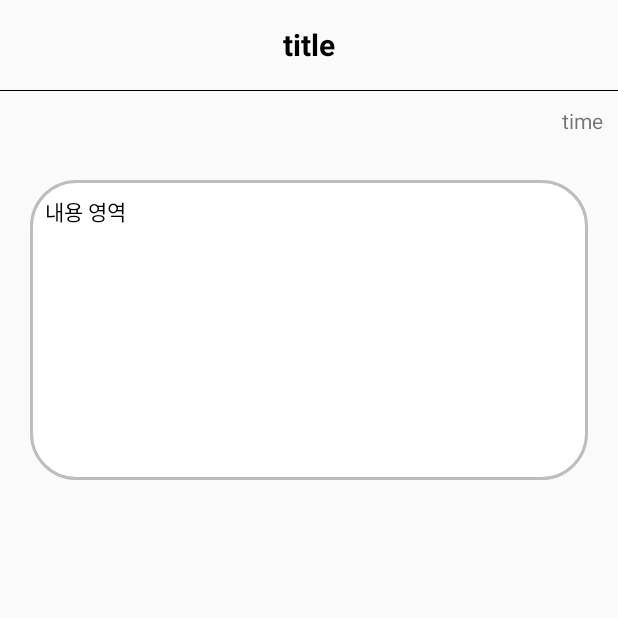
After one commit to shin-hyun-soo/Meal_Time, an Android app: the BoardInsideActivity screen opened directly, with no data from a screen before it, on a phone screen of 412 x 824 dp, the top half of it. The commit adds this screen. Run offline under Robolectric (Android 15) with nearby library versions, the phone set to English and light mode, and no system bars; our stand-ins replace Firebase (no records; nobody signed in at launch, a user with empty details on screens opened directly), data binding; 2 statements that could not run were skipped.

Commit message:
게시판 작성 및 이미지 업로드 관련 진행 완료

```diff
--- a/app/build.gradle
+++ b/app/build.gradle
@@ -62,4 +62,10 @@ dependencies {
     implementation "androidx.recyclerview:recyclerview-selection:1.1.0"
     // 카드 뷰 사용을 위해 추가
     implementation "androidx.cardview:cardview:1.0.0"
+    //Firebase Storage 사용을 위해 추가
+    implementation 'com.google.firebase:firebase-storage-ktx'
+    implementation 'com.github.bumptech.glide:glide:4.11.0'
+    annotationProcessor 'com.github.bumptech.glide:compiler:4.11.0'
+    implementation 'com.firebaseui:firebase-ui-storage:8.0.2'
+
 }
--- /dev/null
+++ b/app/src/main/java/com/example/meal_time/board/BoardInsideActivity.kt
@@ -0,0 +1,87 @@
+package com.example.meal_time.board
+
+import androidx.appcompat.app.AppCompatActivity
+import android.os.Bundle
+import android.util.Log
+import android.widget.Toast
+import androidx.databinding.DataBindingUtil
+import com.bumptech.glide.Glide
+import com.example.meal_time.R
+import com.example.meal_time.databinding.ActivityBoardInsideBinding
+import com.example.meal_time.utils.FBRef
+import com.google.firebase.database.DataSnapshot
+import com.google.firebase.database.DatabaseError
+import com.google.firebase.database.ValueEventListener
+import com.google.firebase.ktx.Firebase
+import com.google.firebase.storage.ktx.storage
+
+class BoardInsideActivity : AppCompatActivity() {
+
+    private val TAG = BoardInsideActivity::class.java.simpleName
+
+    private lateinit var binding: ActivityBoardInsideBinding
+
+    override fun onCreate(savedInstanceState: Bundle?) {
+
+        super.onCreate(savedInstanceState)
+
+        binding = DataBindingUtil.setContentView(this, R.layout.activity_board_inside)
+        //첫번째 방법
+        /*val title = intent.getStringExtra("title").toString()
+        val content = intent.getStringExtra("content").toString()
+        val time = intent.getStringExtra("time").toString()
+
+        binding.titleArea.text = title
+        binding.textArea.text = content
+        binding.timeArea.text = time*/
+
+        //두번째 방법
+        val key = intent.getStringExtra("key")
+        getBoardData(key.toString())
+        getImageDate(key.toString())
+
+
+    }
+
+    private fun getImageDate(key: String) {
+        val storageReference = Firebase.storage.reference.child(key + ".png")
+
+        val imageViewFromFB = binding.getImageArea
+
+        storageReference.downloadUrl.addOnCompleteListener({ task ->
+            if(task.isSuccessful) {
+                Glide.with(this)
+                    .load(task.result)
+                    .into(imageViewFromFB)
+            } else {
+
+            }
+        })
+
+
+    }
+
+    private fun getBoardData(key : String) {
+        val postListener = object : ValueEventListener {
+            override fun onDataChange(dataSnapshot: DataSnapshot) {
+
+                val dataModel = dataSnapshot.getValue(BoardModel::class.java)
+                Log.d(TAG, dataModel!!.title)
+
+                binding.titleArea.text = dataModel!!.title
+                binding.textArea.text = dataModel!!.content
+                binding.timeArea.text = dataModel!!.time
+
+
+            }
+
+            override fun onCancelled(databaseError: DatabaseError) {
+                Log.w(TAG, "loadPost:onCancelled", databaseError.toException())
+            }
+        }
+        FBRef.boardRef.child(key).addValueEventListener(postListener)
+
+    }
+
+
+}
--- /dev/null
+++ b/app/src/main/res/layout/activity_board_inside.xml
@@ -0,0 +1,62 @@
+<?xml version="1.0" encoding="utf-8"?>
+<layout>
+<LinearLayout
+    xmlns:android="http://schemas.android.com/apk/res/android"
+    xmlns:app="http://schemas.android.com/apk/res-auto"
+    xmlns:tools="http://schemas.android.com/tools"
+    android:layout_width="match_parent"
+    android:layout_height="match_parent"
+    tools:context=".board.BoardInsideActivity"
+    android:orientation="vertical">
+
+    <LinearLayout
+        android:layout_width="match_parent"
+        android:layout_height="60dp">
+
+        <TextView
+            android:id="@+id/titleArea"
+            android:text="title"
+            android:textColor="@color/black"
+            android:textSize="20sp"
+            android:textStyle="bold"
+            android:layout_width="match_parent"
+            android:layout_height="match_parent"
+            android:gravity="center"/>
+
+
+    </LinearLayout>
+
+    <LinearLayout
+        android:background="@color/black"
+        android:layout_width="match_parent"
+        android:layout_height="0.5dp">
+
+
+    </LinearLayout>
+
+    <TextView
+        android:id="@+id/timeArea"
+        android:text="time"
+        android:layout_width="match_parent"
+        android:gravity="right"
+        android:layout_margin="10dp"
+        android:layout_height="wrap_content"/>
+
+    <TextView
+        android:id="@+id/textArea"
+        android:layout_width="match_parent"
+        android:layout_height="200dp"
+        android:layout_margin="20dp"
+        android:padding="10dp"
+        android:text="내용 영역"
+        android:background="@drawable/radius"
+        android:textColor="@color/black"/>
+
+    <ImageView
+        android:id="@+id/getImageArea"
+        android:layout_margin="30dp"
+        android:layout_width="match_parent"
+        android:layout_height="300dp"/>
+
+</LinearLayout>
+</layout>
--- a/app/src/main/res/layout/activity_board_write.xml
+++ b/app/src/main/res/layout/activity_board_write.xml
@@ -66,6 +66,7 @@
         android:background="#000000"/>
 
     <ImageView
+        android:id="@+id/imageArea"
         android:src="@drawable/plusbtn"
         android:layout_marginTop="20dp"
         android:layout_width="match_parent"
--- a/app/src/main/res/layout/activity_splash.xml
+++ b/app/src/main/res/layout/activity_splash.xml
@@ -13,14 +13,14 @@
         android:layout_width="367dp"
         android:layout_height="96dp"
         android:layout_marginTop="99dp"
-        app:layout_constraintBottom_toTopOf="@+id/imageView"
+        app:layout_constraintBottom_toTopOf="@+id/imageView8"
         app:layout_constraintEnd_toEndOf="parent"
         app:layout_constraintStart_toStartOf="parent"
         app:layout_constraintTop_toTopOf="parent"
         app:srcCompat="@drawable/min_logo" />
 
     <ImageView
-        android:id="@+id/imageView"
+        android:id="@+id/imageView8"
         android:layout_width="wrap_content"
         android:layout_height="wrap_content"
         android:layout_marginTop="195dp"
--- a/app/src/main/res/layout/board_list_item.xml
+++ b/app/src/main/res/layout/board_list_item.xml
@@ -6,6 +6,7 @@
     android:orientation="vertical">
 
     <TextView
+        android:id="@+id/titleArea"
         android:text="title"
         android:textColor="@color/black"
         android:textSize="20sp"
@@ -15,6 +16,7 @@
         android:layout_height="wrap_content"/>
 
     <TextView
+        android:id="@+id/contentArea"
         android:text="content"
         android:textColor="@color/black"
         android:layout_marginLeft="20dp"
@@ -24,6 +26,7 @@
         android:layout_height="wrap_content"/>
 
     <TextView
+        android:id="@+id/timeArea"
         android:text="time"
         android:textColor="#999999"
         android:textSize="10sp"
```
Also changed, not shown: app/src/main/AndroidManifest.xml (+10 -0 lines), app/src/main/java/com/example/meal_time/board/BoardListLVAdapter.kt (+10 -0 lines), app/src/main/java/com/example/meal_time/board/BoardModel.kt (+6 -6 lines), app/src/main/java/com/example/meal_time/board/BoardWriteActivity.kt (+59 -4 lines), app/src/main/java/com/example/meal_time/fragments/TalkFragment.kt (+61 -3 lines).
